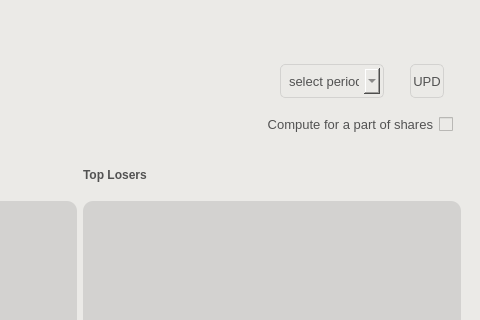
coolGroup2005/tinkoffsdk_qt_app, file apps/mainwindow.ui: the form before one commit; both pictures show x 320 to 800 and y 0 to 320 of the 800 by 600 pixel window.
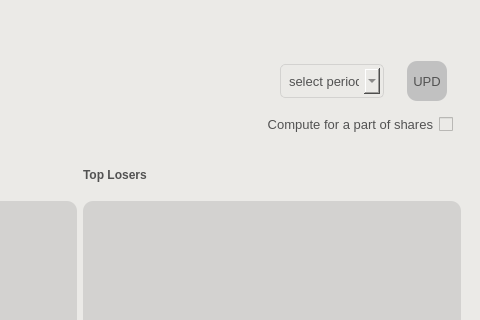
The form after the commit.

Commit message: resolve issue with token and statistics

The edit to the form file:
```diff
--- a/apps/mainwindow.ui
+++ b/apps/mainwindow.ui
@@ -170,20 +170,17 @@
                  <cursorShape>OpenHandCursor</cursorShape>
                 </property>
                 <property name="styleSheet">
-                 <string notr="true">QPushButton#updateStatisticsButton {
-	border: 1px solid rgb(211, 210, 208);
-	border-radius: 5px;
-	padding: 3px;
-	margin: 3px;
-}
-
-QPushButton#updateStatisticsButton:pressed {
-	background-color: 1px solid rgb(211, 210, 208);
-}
-
-QPushButton#updateStatisticsButton:hover {
-	background-color: 1px solid rgb(188, 188, 188);
-}</string>
+                 <string notr="true">  QPushButton {
+            background-color: rgb(193, 193, 193);
+            border-radius: 10px;
+            padding: 5px;
+        }
+        QPushButton:hover {
+            background-color: rgb(170, 170, 170);
+        }
+        QPushButton:pressed {
+            background-color: rgb(150, 150, 150);
+        }</string>
                 </property>
                 <property name="text">
                  <string>UPD</string>
```
The commit also changes 5 other files.
